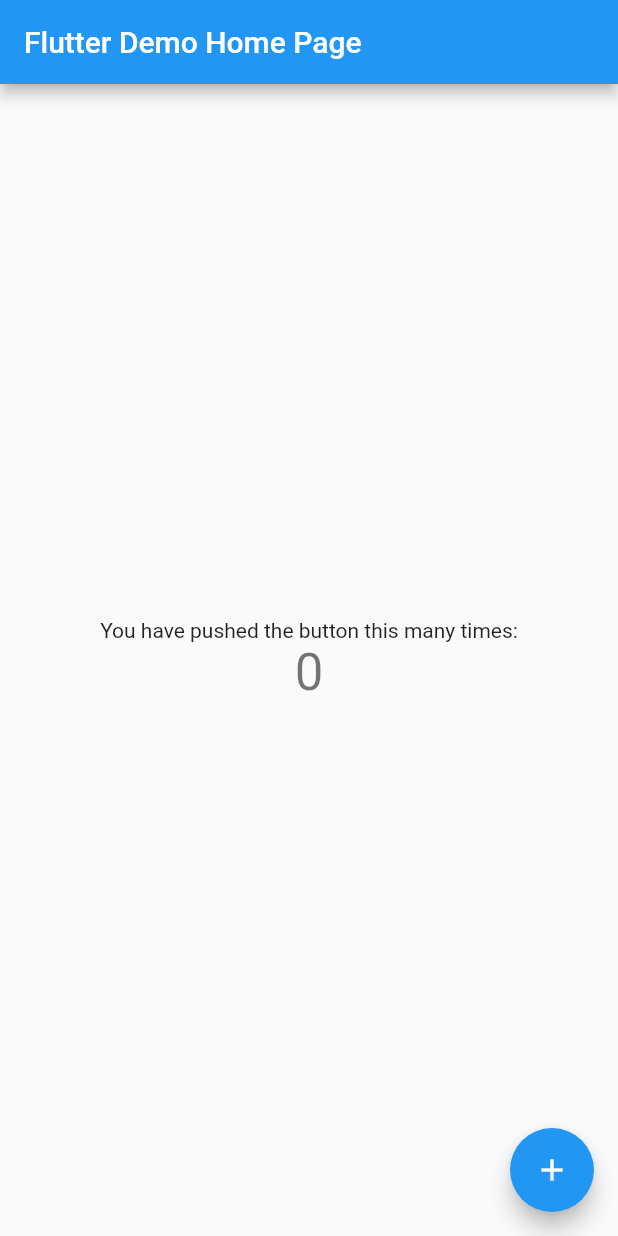
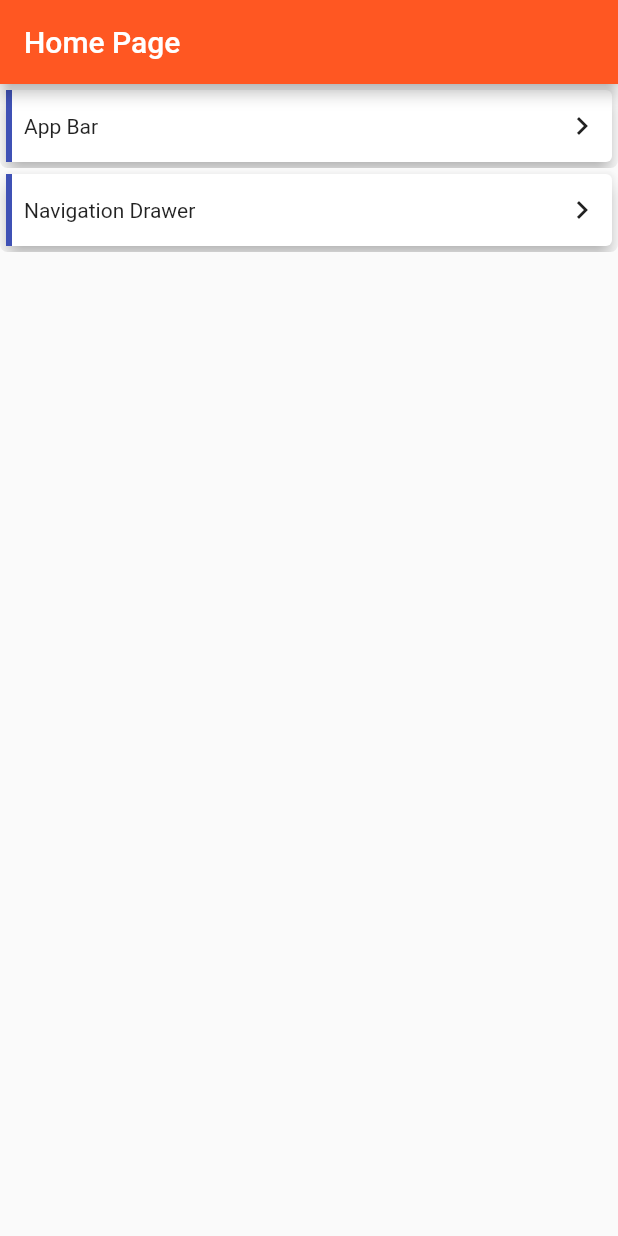
Before and after one commit to VlatkovicB/flutter_playground, a Flutter app: the screen it shows after launch, on a phone screen of 412 x 824 dp. Run offline on Flutter 3.47's test engine with Material 2 defaults, Android fonts, the phone set to English and light mode, and no system bars; Roboto replaces fonts that are missing (Roboto-Regular.ttf).

Commit message:
Basic menu button complete

```diff
--- /dev/null
+++ b/lib/constants.dart
@@ -0,0 +1,5 @@
+class Constants {
+  // Fonts
+  static const String ROBOTO_REGULAR = "Roboto-Regular.ttf";
+  static const String ROBOTO_BOLD = "Roboto-Bold.ttf";
+}
--- a/lib/main.dart
+++ b/lib/main.dart
@@ -1,111 +1,26 @@
 import 'package:flutter/material.dart';
+
+import 'constants.dart';
+import './screens/home_page.dart';
+import './screens/appbar_example.dart';
+import './screens/navigation_drawer_example.dart';
 
 void main() => runApp(MyApp());
 
 class MyApp extends StatelessWidget {
-  // This widget is the root of your application.
   @override
   Widget build(BuildContext context) {
     return MaterialApp(
-      title: 'Flutter Demo',
       theme: ThemeData(
-        // This is the theme of your application.
-        //
-        // Try running your application with "flutter run". You'll see the
-        // application has a blue toolbar. Then, without quitting the app, try
-        // changing the primarySwatch below to Colors.green and then invoke
-        // "hot reload" (press "r" in the console where you ran "flutter run",
-        // or simply save your changes to "hot reload" in a Flutter IDE).
-        // Notice that the counter didn't reset back to zero; the application
-        // is not restarted.
-        primarySwatch: Colors.blue,
+        primarySwatch: Colors.deepOrange,
+        accentColor: Colors.indigo,
+        fontFamily: Constants.ROBOTO_REGULAR,
       ),
-      home: MyHomePage(title: 'Flutter Demo Home Page'),
+      home: HomePage(),
+      routes: {
+        AppBarExample.routeName: (ctx) => AppBarExample(),
+        NavigationDrawerExample.routeName: (ctx) => NavigationDrawerExample(),
+      },
     );
   }
 }
-
-class MyHomePage extends StatefulWidget {
-  MyHomePage({Key key, this.title}) : super(key: key);
-
-  // This widget is the home page of your application. It is stateful, meaning
-  // that it has a State object (defined below) that contains fields that affect
-  // how it looks.
-
-  // This class is the configuration for the state. It holds the values (in this
-  // case the title) provided by the parent (in this case the App widget) and
-  // used by the build method of the State. Fields in a Widget subclass are
-  // always marked "final".
-
-  final String title;
-
-  @override
-  _MyHomePageState createState() => _MyHomePageState();
-}
-
-class _MyHomePageState extends State<MyHomePage> {
-  int _counter = 0;
-
-  void _incrementCounter() {
-    setState(() {
-      // This call to setState tells the Flutter framework that something has
-      // changed in this State, which causes it to rerun the build method below
-      // so that the display can reflect the updated values. If we changed
-      // _counter without calling setState(), then the build method would not be
-      // called again, and so nothing would appear to happen.
-      _counter++;
-    });
-  }
-
-  @override
-  Widget build(BuildContext context) {
-    // This method is rerun every time setState is called, for instance as done
-    // by the _incrementCounter method above.
-    //
-    // The Flutter framework has been optimized to make rerunning build methods
-    // fast, so that you can just rebuild anything that needs updating rather
-    // than having to individually change instances of widgets.
-    return Scaffold(
-      appBar: AppBar(
-        // Here we take the value from the MyHomePage object that was created by
-        // the App.build method, and use it to set our appbar title.
-        title: Text(widget.title),
-      ),
-      body: Center(
-        // Center is a layout widget. It takes a single child and positions it
-        // in the middle of the parent.
-        child: Column(
-          // Column is also a layout widget. It takes a list of children and
-          // arranges them vertically. By default, it sizes itself to fit its
-          // children horizontally, and tries to be as tall as its parent.
-          //
-          // Invoke "debug painting" (press "p" in the console, choose the
-          // "Toggle Debug Paint" action from the Flutter Inspector in Android
-          // Studio, or the "Toggle Debug Paint" command in Visual Studio Code)
-          // to see the wireframe for each widget.
-          //
-          // Column has various properties to control how it sizes itself and
-          // how it positions its children. Here we use mainAxisAlignment to
-          // center the children vertically; the main axis here is the vertical
-          // axis because Columns are vertical (the cross axis would be
-          // horizontal).
-          mainAxisAlignment: MainAxisAlignment.center,
-          children: <Widget>[
-            Text(
-              'You have pushed the button this many times:',
-            ),
-            Text(
-              '$_counter',
-              style: Theme.of(context).textTheme.display1,
-            ),
-          ],
-        ),
-      ),
-      floatingActionButton: FloatingActionButton(
-        onPressed: _incrementCounter,
-        tooltip: 'Increment',
-        child: Icon(Icons.add),
-      ), // This trailing comma makes auto-formatting nicer for build methods.
-    );
-  }
-}
--- /dev/null
+++ b/lib/screens/appbar_example.dart
@@ -0,0 +1,14 @@
+import 'package:flutter/material.dart';
+
+class AppBarExample extends StatelessWidget {
+  static const String routeName = '/appbar-example';
+
+  @override
+  Widget build(BuildContext context) {
+    return Scaffold(
+      appBar: AppBar(
+        title: Text('AppBar Examples'),
+      ),
+    );
+  }
+}
--- /dev/null
+++ b/lib/screens/home_page.dart
@@ -0,0 +1,28 @@
+import 'package:flutter/material.dart';
+
+import 'appbar_example.dart';
+import '../widgets/menu_button.dart';
+import 'navigation_drawer_example.dart';
+
+class HomePage extends StatelessWidget {
+  @override
+  Widget build(BuildContext context) {
+    return Scaffold(
+      appBar: AppBar(
+        title: Text('Home Page'),
+      ),
+      body: Column(
+        children: <Widget>[
+          MenuButton(
+            routeName: AppBarExample.routeName,
+            title: "App Bar",
+          ),
+          MenuButton(
+            routeName: NavigationDrawerExample.routeName,
+            title: "Navigation Drawer",
+          ),
+        ],
+      ),
+    );
+  }
+}
--- /dev/null
+++ b/lib/screens/navigation_drawer_example.dart
@@ -0,0 +1,14 @@
+import 'package:flutter/material.dart';
+
+class NavigationDrawerExample extends StatelessWidget {
+  static const String routeName = '/navigation-drawer-example';
+
+  @override
+  Widget build(BuildContext context) {
+    return Scaffold(
+      appBar: AppBar(
+        title: Text('Navigation Drawer Example'),
+      ),
+    );
+  }
+}
--- /dev/null
+++ b/lib/widgets/menu_button.dart
@@ -0,0 +1,56 @@
+import 'package:flutter/material.dart';
+
+class MenuButton extends StatelessWidget {
+  final String routeName;
+  final String title;
+
+  MenuButton({
+    @required this.routeName,
+    @required this.title,
+  });
+
+  @override
+  Widget build(BuildContext context) {
+    return ClipRRect(
+      borderRadius: BorderRadius.circular(5.0),
+      child: Card(
+        elevation: 5,
+        child: Container(
+          decoration: BoxDecoration(
+            border: Border(
+              left: BorderSide(
+                width: 4,
+                color: Theme.of(context).accentColor,
+              ),
+            ),
+          ),
+          child: InkWell(
+            onTap: () {
+              Navigator.of(context).pushNamed(routeName);
+            },
+            child: Row(
+              mainAxisAlignment: MainAxisAlignment.spaceBetween,
+              crossAxisAlignment: CrossAxisAlignment.center,
+              mainAxisSize: MainAxisSize.max,
+              children: <Widget>[
+                Expanded(
+                  child: Container(
+                    margin:
+                        EdgeInsets.symmetric(vertical: 16.0, horizontal: 8.0),
+                    child: Text(title),
+                  ),
+                ),
+                Padding(
+                  padding: const EdgeInsets.all(8.0),
+                  child: Icon(
+                    Icons.chevron_right,
+                  ),
+                ),
+              ],
+            ),
+          ),
+        ),
+      ),
+    );
+  }
+}
```
Also changed, not shown: pubspec.yaml (+10 -8 lines), assets/fonts/MajorMonoDisplay-Regular.ttf (added), assets/fonts/Roboto-Bold.ttf (added), assets/fonts/Roboto-Medium.ttf (added), assets/fonts/Roboto-Regular.ttf (added).
